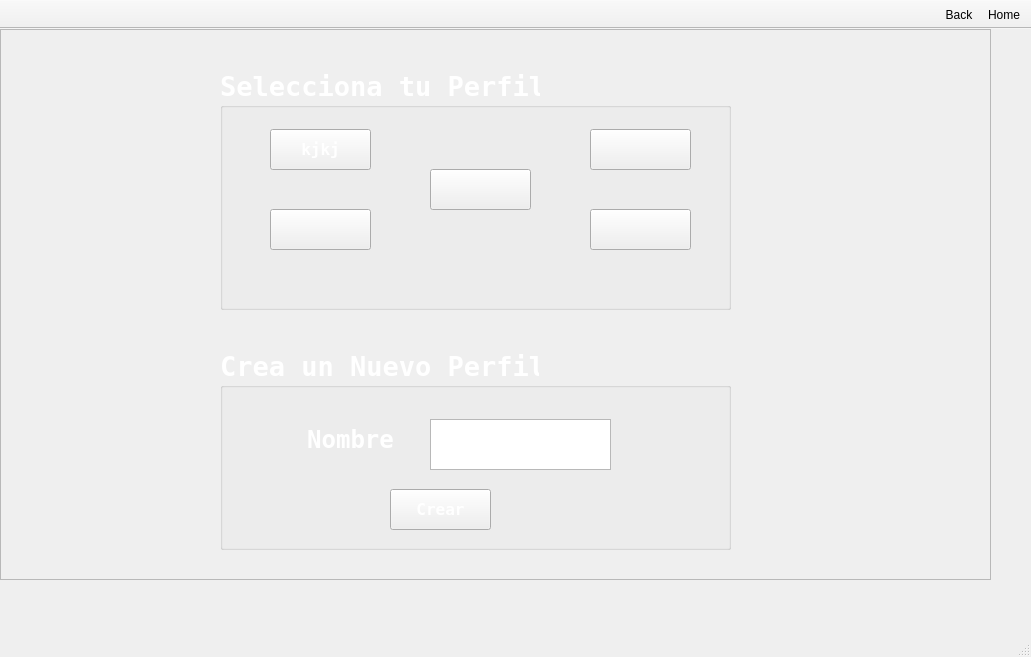
The window that BodegueroHero/mainwindow.ui (ErickHernandez/BodegueroHero) describes before a commit, drawn with Qt 5.
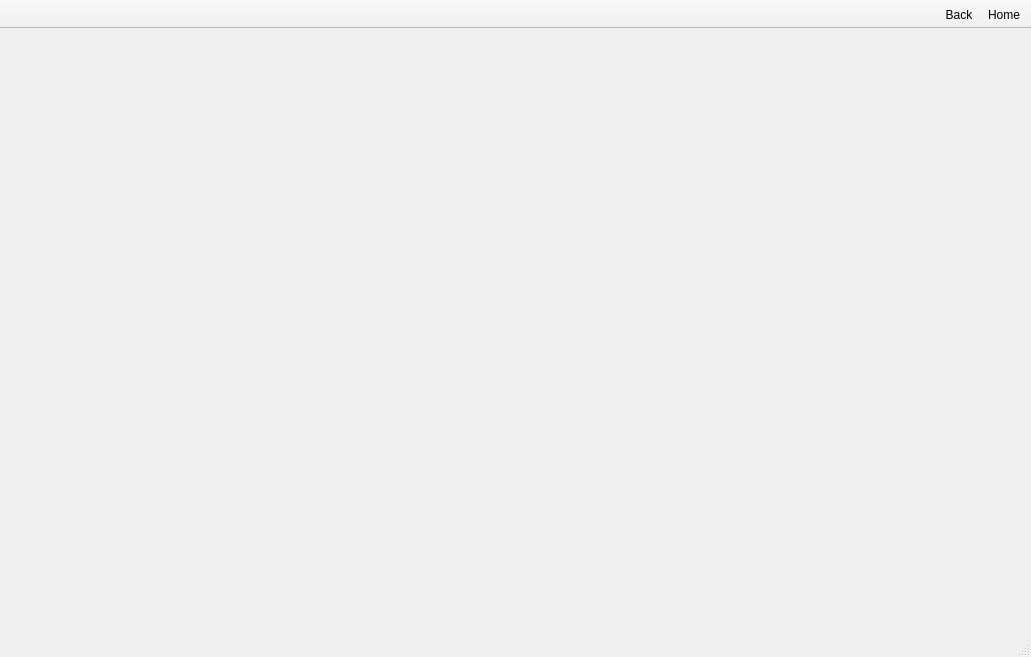
The same window after the commit. The open tabs and pages were chosen to show the change. Icons and pictures are not drawn.

Commit message: Cambios en la screen de Play

The edit to the form file:
```diff
--- a/BodegueroHero/mainwindow.ui
+++ b/BodegueroHero/mainwindow.ui
@@ -125,940 +125,7 @@
       </property>
      </widget>
     </widget>
-    <widget class="QWidget" name="Profiles">
-     <widget class="QFrame" name="frame_3">
-      <property name="geometry">
-       <rect>
-        <x>0</x>
-        <y>0</y>
-        <width>991</width>
-        <height>551</height>
-       </rect>
-      </property>
-      <property name="styleSheet">
-       <string notr="true">background-image: url(:/images/background.png);</string>
-      </property>
-      <property name="frameShape">
-       <enum>QFrame::StyledPanel</enum>
-      </property>
-      <property name="frameShadow">
-       <enum>QFrame::Raised</enum>
-      </property>
-      <widget class="QGroupBox" name="groupBox">
-       <property name="geometry">
-        <rect>
-         <x>220</x>
-         <y>40</y>
-         <width>511</width>
-         <height>241</height>
-        </rect>
-       </property>
-       <property name="palette">
-        <palette>
-         <active>
-          <colorrole role="WindowText">
-           <brush brushstyle="SolidPattern">
-            <color alpha="255">
-             <red>255</red>
-             <green>255</green>
-             <blue>255</blue>
-            </color>
-           </brush>
-          </colorrole>
-         </active>
-         <inactive>
-          <colorrole role="WindowText">
-           <brush brushstyle="SolidPattern">
-            <color alpha="255">
-             <red>255</red>
-             <green>255</green>
-             <blue>255</blue>
-            </color>
-           </brush>
-          </colorrole>
-         </inactive>
-         <disabled>
-          <colorrole role="WindowText">
-           <brush brushstyle="SolidPattern">
-            <color alpha="255">
-             <red>120</red>
-             <green>120</green>
-             <blue>120</blue>
-            </color>
-           </brush>
-          </colorrole>
-         </disabled>
-        </palette>
-       </property>
-       <property name="font">
-        <font>
-         <family>Terminal</family>
-         <pointsize>20</pointsize>
-         <weight>75</weight>
-         <bold>true</bold>
-        </font>
-       </property>
-       <property name="title">
-        <string>Selecciona tu Perfil</string>
-       </property>
-       <widget class="QPushButton" name="player1">
-        <property name="geometry">
-         <rect>
-          <x>50</x>
-          <y>60</y>
-          <width>101</width>
-          <height>41</height>
-         </rect>
-        </property>
-        <property name="palette">
-         <palette>
-          <active>
-           <colorrole role="ButtonText">
-            <brush brushstyle="SolidPattern">
-             <color alpha="255">
-              <red>255</red>
-              <green>255</green>
-              <blue>255</blue>
-             </color>
-            </brush>
-           </colorrole>
-          </active>
-          <inactive>
-           <colorrole role="ButtonText">
-            <brush brushstyle="SolidPattern">
-             <color alpha="255">
-              <red>255</red>
-              <green>255</green>
-              <blue>255</blue>
-             </color>
-            </brush>
-           </colorrole>
-          </inactive>
-          <disabled>
-           <colorrole role="ButtonText">
-            <brush brushstyle="SolidPattern">
-             <color alpha="255">
-              <red>120</red>
-              <green>120</green>
-              <blue>120</blue>
-             </color>
-            </brush>
-           </colorrole>
-          </disabled>
-         </palette>
-        </property>
-        <property name="font">
-         <font>
-          <family>Terminal</family>
-          <pointsize>12</pointsize>
-         </font>
-        </property>
-        <property name="text">
-         <string>kjkj</string>
-        </property>
-       </widget>
-       <widget class="QPushButton" name="player2">
-        <property name="geometry">
-         <rect>
-          <x>50</x>
-          <y>140</y>
-          <width>101</width>
-          <height>41</height>
-         </rect>
-        </property>
-        <property name="palette">
-         <palette>
-          <active>
-           <colorrole role="ButtonText">
-            <brush brushstyle="SolidPattern">
-             <color alpha="255">
-              <red>255</red>
-              <green>255</green>
-              <blue>255</blue>
-             </color>
-            </brush>
-           </colorrole>
-          </active>
-          <inactive>
-           <colorrole role="ButtonText">
-            <brush brushstyle="SolidPattern">
-             <color alpha="255">
-              <red>255</red>
-              <green>255</green>
-              <blue>255</blue>
-             </color>
-            </brush>
-           </colorrole>
-          </inactive>
-          <disabled>
-           <colorrole role="ButtonText">
-            <brush brushstyle="SolidPattern">
-             <color alpha="255">
-              <red>120</red>
-              <green>120</green>
-              <blue>120</blue>
-             </color>
-            </brush>
-           </colorrole>
-          </disabled>
-         </palette>
-        </property>
-        <property name="font">
-         <font>
-          <family>Terminal</family>
-          <pointsize>12</pointsize>
-         </font>
-        </property>
-        <property name="text">
-         <string/>
-        </property>
-       </widget>
-       <widget class="QPushButton" name="player3">
-        <property name="geometry">
-         <rect>
-          <x>210</x>
-          <y>100</y>
-          <width>101</width>
-          <height>41</height>
-         </rect>
-        </property>
-        <property name="palette">
-         <palette>
-          <active>
-           <colorrole role="ButtonText">
-            <brush brushstyle="SolidPattern">
-             <color alpha="255">
-              <red>255</red>
-              <green>255</green>
-              <blue>255</blue>
-             </color>
-            </brush>
-           </colorrole>
-          </active>
-          <inactive>
-           <colorrole role="ButtonText">
-            <brush brushstyle="SolidPattern">
-             <color alpha="255">
-              <red>255</red>
-              <green>255</green>
-              <blue>255</blue>
-             </color>
-            </brush>
-           </colorrole>
-          </inactive>
-          <disabled>
-           <colorrole role="ButtonText">
-            <brush brushstyle="SolidPattern">
-             <color alpha="255">
-              <red>120</red>
-              <green>120</green>
-              <blue>120</blue>
-             </color>
-            </brush>
-           </colorrole>
-          </disabled>
-         </palette>
-        </property>
-        <property name="font">
-         <font>
-          <family>Terminal</family>
-          <pointsize>12</pointsize>
-         </font>
-        </property>
-        <property name="text">
-         <string/>
-        </property>
-       </widget>
-       <widget class="QPushButton" name="player4">
-        <property name="geometry">
-         <rect>
-          <x>370</x>
-          <y>60</y>
-          <width>101</width>
-          <height>41</height>
-         </rect>
-        </property>
-        <property name="palette">
-         <palette>
-          <active>
-           <colorrole role="ButtonText">
-            <brush brushstyle="SolidPattern">
-             <color alpha="255">
-              <red>255</red>
-              <green>255</green>
-              <blue>255</blue>
-             </color>
-            </brush>
-           </colorrole>
-          </active>
-          <inactive>
-           <colorrole role="ButtonText">
-            <brush brushstyle="SolidPattern">
-             <color alpha="255">
-              <red>255</red>
-              <green>255</green>
-              <blue>255</blue>
-             </color>
-            </brush>
-           </colorrole>
-          </inactive>
-          <disabled>
-           <colorrole role="ButtonText">
-            <brush brushstyle="SolidPattern">
-             <color alpha="255">
-              <red>120</red>
-              <green>120</green>
-              <blue>120</blue>
-             </color>
-            </brush>
-           </colorrole>
-          </disabled>
-         </palette>
-        </property>
-        <property name="font">
-         <font>
-          <family>Terminal</family>
-          <pointsize>12</pointsize>
-         </font>
-        </property>
-        <property name="text">
-         <string/>
-        </property>
-       </widget>
-       <widget class="QPushButton" name="player5">
-        <property name="geometry">
-         <rect>
-          <x>370</x>
-          <y>140</y>
-          <width>101</width>
-          <height>41</height>
-         </rect>
-        </property>
-        <property name="palette">
-         <palette>
-          <active>
-           <colorrole role="ButtonText">
-            <brush brushstyle="SolidPattern">
-             <color alpha="255">
-              <red>255</red>
-              <green>255</green>
-              <blue>255</blue>
-             </color>
-            </brush>
-           </colorrole>
-          </active>
-          <inactive>
-           <colorrole role="ButtonText">
-            <brush brushstyle="SolidPattern">
-             <color alpha="255">
-              <red>255</red>
-              <green>255</green>
-              <blue>255</blue>
-             </color>
-            </brush>
-           </colorrole>
-          </inactive>
-          <disabled>
-           <colorrole role="ButtonText">
-            <brush brushstyle="SolidPattern">
-             <color alpha="255">
-              <red>120</red>
-              <green>120</green>
-              <blue>120</blue>
-             </color>
-            </brush>
-           </colorrole>
-          </disabled>
-         </palette>
-        </property>
-        <property name="font">
-         <font>
-          <family>Terminal</family>
-          <pointsize>12</pointsize>
-         </font>
-        </property>
-        <property name="text">
-         <string/>
-        </property>
-       </widget>
-      </widget>
-      <widget class="QGroupBox" name="groupBox_2">
-       <property name="geometry">
-        <rect>
-         <x>220</x>
-         <y>320</y>
-         <width>511</width>
-         <height>201</height>
-        </rect>
-       </property>
-       <property name="palette">
-        <palette>
-         <active>
-          <colorrole role="WindowText">
-           <brush brushstyle="SolidPattern">
-            <color alpha="255">
-             <red>255</red>
-             <green>255</green>
-             <blue>255</blue>
-            </color>
-           </brush>
-          </colorrole>
-         </active>
-         <inactive>
-          <colorrole role="WindowText">
-           <brush brushstyle="SolidPattern">
-            <color alpha="255">
-             <red>255</red>
-             <green>255</green>
-             <blue>255</blue>
-            </color>
-           </brush>
-          </colorrole>
-         </inactive>
-         <disabled>
-          <colorrole role="WindowText">
-           <brush brushstyle="SolidPattern">
-            <color alpha="255">
-             <red>120</red>
-             <green>120</green>
-             <blue>120</blue>
-            </color>
-           </brush>
-          </colorrole>
-         </disabled>
-        </palette>
-       </property>
-       <property name="font">
-        <font>
-         <family>Terminal</family>
-         <pointsize>20</pointsize>
-         <weight>75</weight>
-         <bold>true</bold>
-        </font>
-       </property>
-       <property name="title">
-        <string>Crea un Nuevo Perfil</string>
-       </property>
-       <widget class="QTextEdit" name="NewPlayer">
-        <property name="geometry">
-         <rect>
-          <x>210</x>
-          <y>70</y>
-          <width>181</width>
-          <height>51</height>
-         </rect>
-        </property>
-        <property name="font">
-         <font>
-          <pointsize>12</pointsize>
-         </font>
-        </property>
-       </widget>
-       <widget class="QLabel" name="label">
-        <property name="geometry">
-         <rect>
-          <x>60</x>
-          <y>70</y>
-          <width>141</width>
-          <height>41</height>
-         </rect>
-        </property>
-        <property name="palette">
-         <palette>
-          <active>
-           <colorrole role="WindowText">
-            <brush brushstyle="SolidPattern">
-             <color alpha="255">
-              <red>255</red>
-              <green>255</green>
-              <blue>255</blue>
-             </color>
-            </brush>
-           </colorrole>
-           <colorrole role="Button">
-            <brush brushstyle="SolidPattern">
-             <color alpha="255">
-              <red>0</red>
-              <green>0</green>
-              <blue>0</blue>
-             </color>
-            </brush>
-           </colorrole>
-           <colorrole role="Light">
-            <brush brushstyle="SolidPattern">
-             <color alpha="255">
-              <red>0</red>
-              <green>0</green>
-              <blue>0</blue>
-             </color>
-            </brush>
-           </colorrole>
-           <colorrole role="Midlight">
-            <brush brushstyle="SolidPattern">
-             <color alpha="255">
-              <red>0</red>
-              <green>0</green>
-              <blue>0</blue>
-             </color>
-            </brush>
-           </colorrole>
-           <colorrole role="Dark">
-            <brush brushstyle="SolidPattern">
-             <color alpha="255">
-              <red>0</red>
-              <green>0</green>
-              <blue>0</blue>
-             </color>
-            </brush>
-           </colorrole>
-           <colorrole role="Mid">
-            <brush brushstyle="SolidPattern">
-             <color alpha="255">
-              <red>0</red>
-              <green>0</green>
-              <blue>0</blue>
-             </color>
-            </brush>
-           </colorrole>
-           <colorrole role="Text">
-            <brush brushstyle="SolidPattern">
-             <color alpha="255">
-              <red>255</red>
-              <green>255</green>
-              <blue>255</blue>
-             </color>
-            </brush>
-           </colorrole>
-           <colorrole role="BrightText">
-            <brush brushstyle="SolidPattern">
-             <color alpha="255">
-              <red>255</red>
-              <green>255</green>
-              <blue>255</blue>
-             </color>
-            </brush>
-           </colorrole>
-           <colorrole role="ButtonText">
-            <brush brushstyle="SolidPattern">
-             <color alpha="255">
-              <red>255</red>
-              <green>255</green>
-              <blue>255</blue>
-             </color>
-            </brush>
-           </colorrole>
-           <colorrole role="Base">
-            <brush brushstyle="SolidPattern">
-             <color alpha="255">
-              <red>0</red>
-              <green>0</green>
-              <blue>0</blue>
-             </color>
-            </brush>
-           </colorrole>
-           <colorrole role="Window">
-            <brush brushstyle="SolidPattern">
-             <color alpha="255">
-              <red>0</red>
-              <green>0</green>
-              <blue>0</blue>
-             </color>
-            </brush>
-           </colorrole>
-           <colorrole role="Shadow">
-            <brush brushstyle="SolidPattern">
-             <color alpha="255">
-              <red>0</red>
-              <green>0</green>
-              <blue>0</blue>
-             </color>
-            </brush>
-           </colorrole>
-           <colorrole role="AlternateBase">
-            <brush brushstyle="SolidPattern">
-             <color alpha="255">
-              <red>0</red>
-              <green>0</green>
-              <blue>0</blue>
-             </color>
-            </brush>
-           </colorrole>
-           <colorrole role="ToolTipBase">
-            <brush brushstyle="SolidPattern">
-             <color alpha="255">
-              <red>255</red>
-              <green>255</green>
-              <blue>220</blue>
-             </color>
-            </brush>
-           </colorrole>
-           <colorrole role="ToolTipText">
-            <brush brushstyle="SolidPattern">
-             <color alpha="255">
-              <red>0</red>
-              <green>0</green>
-              <blue>0</blue>
-             </color>
-            </brush>
-           </colorrole>
-          </active>
-          <inactive>
-           <colorrole role="WindowText">
-            <brush brushstyle="SolidPattern">
-             <color alpha="255">
-              <red>255</red>
-              <green>255</green>
-              <blue>255</blue>
-             </color>
-            </brush>
-           </colorrole>
-           <colorrole role="Button">
-            <brush brushstyle="SolidPattern">
-             <color alpha="255">
-              <red>0</red>
-              <green>0</green>
-              <blue>0</blue>
-             </color>
-            </brush>
-           </colorrole>
-           <colorrole role="Light">
-            <brush brushstyle="SolidPattern">
-             <color alpha="255">
-              <red>0</red>
-              <green>0</green>
-              <blue>0</blue>
-             </color>
-            </brush>
-           </colorrole>
-           <colorrole role="Midlight">
-            <brush brushstyle="SolidPattern">
-             <color alpha="255">
-              <red>0</red>
-              <green>0</green>
-              <blue>0</blue>
-             </color>
-            </brush>
-           </colorrole>
-           <colorrole role="Dark">
-            <brush brushstyle="SolidPattern">
-             <color alpha="255">
-              <red>0</red>
-              <green>0</green>
-              <blue>0</blue>
-             </color>
-            </brush>
-           </colorrole>
-           <colorrole role="Mid">
-            <brush brushstyle="SolidPattern">
-             <color alpha="255">
-              <red>0</red>
-              <green>0</green>
-              <blue>0</blue>
-             </color>
-            </brush>
-           </colorrole>
-           <colorrole role="Text">
-            <brush brushstyle="SolidPattern">
-             <color alpha="255">
-              <red>255</red>
-              <green>255</green>
-              <blue>255</blue>
-             </color>
-            </brush>
-           </colorrole>
-           <colorrole role="BrightText">
-            <brush brushstyle="SolidPattern">
-             <color alpha="255">
-              <red>255</red>
-              <green>255</green>
-              <blue>255</blue>
-             </color>
-            </brush>
-           </colorrole>
-           <colorrole role="ButtonText">
-            <brush brushstyle="SolidPattern">
-             <color alpha="255">
-              <red>255</red>
-              <green>255</green>
-              <blue>255</blue>
-             </color>
-            </brush>
-           </colorrole>
-           <colorrole role="Base">
-            <brush brushstyle="SolidPattern">
-             <color alpha="255">
-              <red>0</red>
-              <green>0</green>
-              <blue>0</blue>
-             </color>
-            </brush>
-           </colorrole>
-           <colorrole role="Window">
-            <brush brushstyle="SolidPattern">
-             <color alpha="255">
-              <red>0</red>
-              <green>0</green>
-              <blue>0</blue>
-             </color>
-            </brush>
-           </colorrole>
-           <colorrole role="Shadow">
-            <brush brushstyle="SolidPattern">
-             <color alpha="255">
-              <red>0</red>
-              <green>0</green>
-              <blue>0</blue>
-             </color>
-            </brush>
-           </colorrole>
-           <colorrole role="AlternateBase">
-            <brush brushstyle="SolidPattern">
-             <color alpha="255">
-              <red>0</red>
-              <green>0</green>
-              <blue>0</blue>
-             </color>
-            </brush>
-           </colorrole>
-           <colorrole role="ToolTipBase">
-            <brush brushstyle="SolidPattern">
-             <color alpha="255">
-              <red>255</red>
-              <green>255</green>
-              <blue>220</blue>
-             </color>
-            </brush>
-           </colorrole>
-           <colorrole role="ToolTipText">
-            <brush brushstyle="SolidPattern">
-             <color alpha="255">
-              <red>0</red>
-              <green>0</green>
-              <blue>0</blue>
-             </color>
-            </brush>
-           </colorrole>
-          </inactive>
-          <disabled>
-           <colorrole role="WindowText">
-            <brush brushstyle="SolidPattern">
-             <color alpha="255">
-              <red>0</red>
-              <green>0</green>
-              <blue>0</blue>
-             </color>
-            </brush>
-           </colorrole>
-           <colorrole role="Button">
-            <brush brushstyle="SolidPattern">
-             <color alpha="255">
-              <red>0</red>
-              <green>0</green>
-              <blue>0</blue>
-             </color>
-            </brush>
-           </colorrole>
-           <colorrole role="Light">
-            <brush brushstyle="SolidPattern">
-             <color alpha="255">
-              <red>0</red>
-              <green>0</green>
-              <blue>0</blue>
-             </color>
-            </brush>
-           </colorrole>
-           <colorrole role="Midlight">
-            <brush brushstyle="SolidPattern">
-             <color alpha="255">
-              <red>0</red>
-              <green>0</green>
-              <blue>0</blue>
-             </color>
-            </brush>
-           </colorrole>
-           <colorrole role="Dark">
-            <brush brushstyle="SolidPattern">
-             <color alpha="255">
-              <red>0</red>
-              <green>0</green>
-              <blue>0</blue>
-             </color>
-            </brush>
-           </colorrole>
-           <colorrole role="Mid">
-            <brush brushstyle="SolidPattern">
-             <color alpha="255">
-              <red>0</red>
-              <green>0</green>
-              <blue>0</blue>
-             </color>
-            </brush>
-           </colorrole>
-           <colorrole role="Text">
-            <brush brushstyle="SolidPattern">
-             <color alpha="255">
-              <red>0</red>
-              <green>0</green>
-              <blue>0</blue>
-             </color>
-            </brush>
-           </colorrole>
-           <colorrole role="BrightText">
-            <brush brushstyle="SolidPattern">
-             <color alpha="255">
-              <red>255</red>
-              <green>255</green>
-              <blue>255</blue>
-             </color>
-            </brush>
-           </colorrole>
-           <colorrole role="ButtonText">
-            <brush brushstyle="SolidPattern">
-             <color alpha="255">
-              <red>0</red>
-              <green>0</green>
-              <blue>0</blue>
-             </color>
-            </brush>
-           </colorrole>
-           <colorrole role="Base">
-            <brush brushstyle="SolidPattern">
-             <color alpha="255">
-              <red>0</red>
-              <green>0</green>
-              <blue>0</blue>
-             </color>
-            </brush>
-           </colorrole>
-           <colorrole role="Window">
-            <brush brushstyle="SolidPattern">
-             <color alpha="255">
-              <red>0</red>
-              <green>0</green>
-              <blue>0</blue>
-             </color>
-            </brush>
-           </colorrole>
-           <colorrole role="Shadow">
-            <brush brushstyle="SolidPattern">
-             <color alpha="255">
-              <red>0</red>
-              <green>0</green>
-              <blue>0</blue>
-             </color>
-            </brush>
-           </colorrole>
-           <colorrole role="AlternateBase">
-            <brush brushstyle="SolidPattern">
-             <color alpha="255">
-              <red>0</red>
-              <green>0</green>
-              <blue>0</blue>
-             </color>
-            </brush>
-           </colorrole>
-           <colorrole role="ToolTipBase">
-            <brush brushstyle="SolidPattern">
-             <color alpha="255">
-              <red>255</red>
-              <green>255</green>
-              <blue>220</blue>
-             </color>
-            </brush>
-           </colorrole>
-           <colorrole role="ToolTipText">
-            <brush brushstyle="SolidPattern">
-             <color alpha="255">
-              <red>0</red>
-              <green>0</green>
-              <blue>0</blue>
-             </color>
-            </brush>
-           </colorrole>
-          </disabled>
-         </palette>
-        </property>
-        <property name="font">
-         <font>
-          <family>Terminal</family>
-          <pointsize>18</pointsize>
-         </font>
-        </property>
-        <property name="frameShape">
-         <enum>QFrame::NoFrame</enum>
-        </property>
-        <property name="frameShadow">
-         <enum>QFrame::Raised</enum>
-        </property>
-        <property name="text">
-         <string>Nombre</string>
-        </property>
-        <property name="textFormat">
-         <enum>Qt::AutoText</enum>
-        </property>
-        <property name="alignment">
-         <set>Qt::AlignCenter</set>
-        </property>
-       </widget>
-       <widget class="QPushButton" name="pushButton">
-        <property name="geometry">
-         <rect>
-          <x>170</x>
-          <y>140</y>
-          <width>101</width>
-          <height>41</height>
-         </rect>
-        </property>
-        <property name="palette">
-         <palette>
-          <active>
-           <colorrole role="ButtonText">
-            <brush brushstyle="SolidPattern">
-             <color alpha="255">
-              <red>255</red>
-              <green>255</green>
-              <blue>255</blue>
-             </color>
-            </brush>
-           </colorrole>
-          </active>
-          <inactive>
-           <colorrole role="ButtonText">
-            <brush brushstyle="SolidPattern">
-             <color alpha="255">
-              <red>255</red>
-              <green>255</green>
-              <blue>255</blue>
-             </color>
-            </brush>
-           </colorrole>
-          </inactive>
-          <disabled>
-           <colorrole role="ButtonText">
-            <brush brushstyle="SolidPattern">
-             <color alpha="255">
-              <red>120</red>
-              <green>120</green>
-              <blue>120</blue>
-             </color>
-            </brush>
-           </colorrole>
-          </disabled>
-         </palette>
-        </property>
-        <property name="font">
-         <font>
-          <family>Terminal</family>
-          <pointsize>12</pointsize>
-         </font>
-        </property>
-        <property name="text">
-         <string>Crear</string>
-        </property>
-       </widget>
-      </widget>
-     </widget>
-    </widget>
+    <widget class="QWidget" name="Profiles"/>
     <widget class="QWidget" name="NewGames"/>
     <widget class="QWidget" name="Difficults">
      <widget class="QFrame" name="frame_2">
```
Left out of the diff: 24 changed lines with no effect on the pictures. The commit also changes 1 other file.
